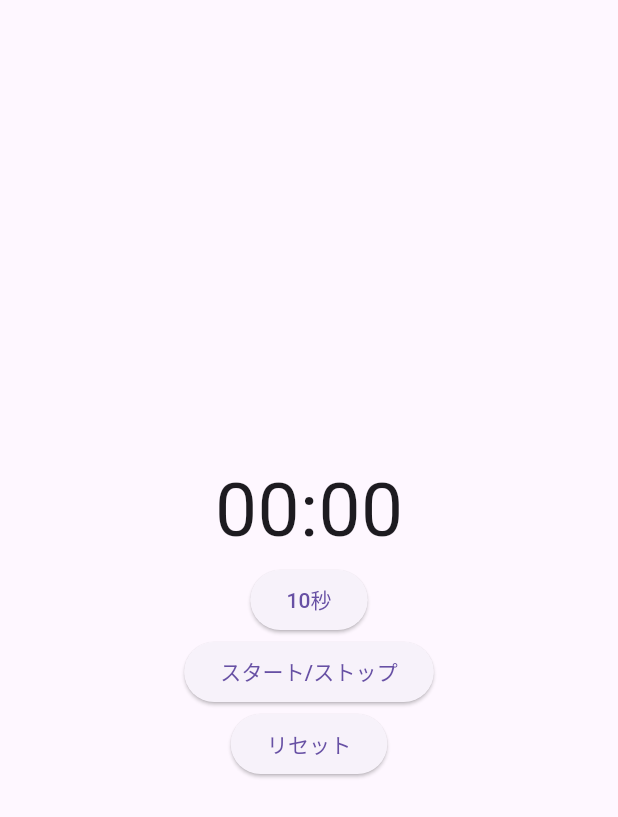
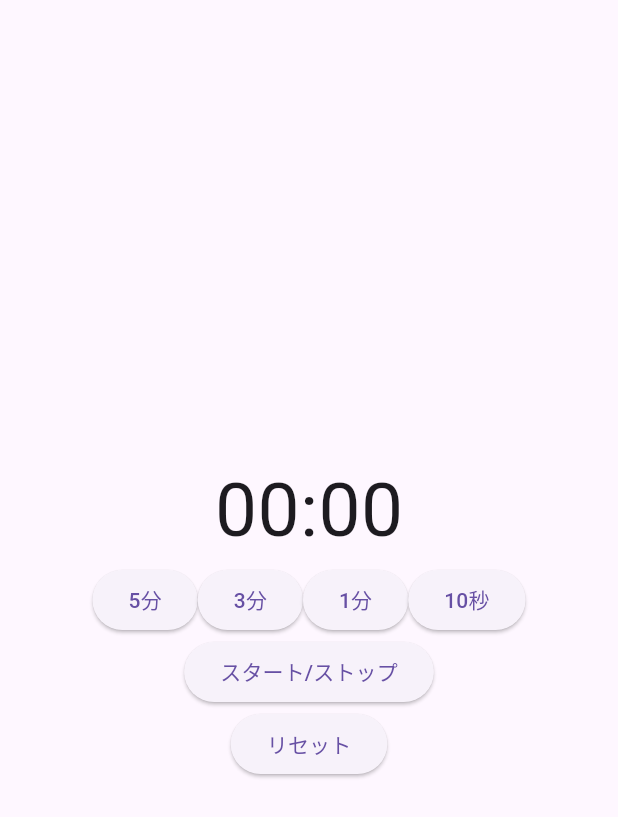
Before and after one commit to mryuu4dev/kitchen_timer, a Flutter app: the screen it shows after launch, on a phone screen of 412 x 824 dp. Shown: the top 817 px of the screen. Run offline on Flutter 3.47's test engine with Material 3 defaults, Android fonts, the phone set to English and light mode, and no system bars; our stand-ins replace get.

Commit message:
タイマーの表示を分と秒に変更

```diff
--- a/lib/main.dart
+++ b/lib/main.dart
@@ -19,9 +19,9 @@ class StopwatchController extends GetxController {
       int remainingMillis =
           (_targetTimeMillis - elapsedMillis).clamp(0, _targetTimeMillis);
       if (remainingMillis >= 0) {
+        int minutes = (remainingMillis ~/ (1000 * 60)) % 60;
         int seconds = (remainingMillis ~/ 1000) % 60;
-        int millisec = (remainingMillis % 1000) ~/ 10;
-        remainingTime.value = '${_padZero(seconds)}:${_padZero(millisec)}';
+        remainingTime.value = '${_padZero(minutes)}:${_padZero(seconds)}';
       }
     });
     super.onInit();
@@ -74,9 +74,29 @@ class MyApp extends StatelessWidget {
                   style: const TextStyle(fontSize: 50),
                 ),
               ),
-              ElevatedButton(
-                onPressed: () => stopwatchController.setTimer(10 * 1000),
-                child: const Text('10秒'),
+              Row(
+                mainAxisAlignment: MainAxisAlignment.center,
+                children: <Widget>[
+                  ElevatedButton(
+                    onPressed: () =>
+                        stopwatchController.setTimer(5 * 60 * 1000),
+                    child: const Text('5分'),
+                  ),
+                  ElevatedButton(
+                    onPressed: () =>
+                        stopwatchController.setTimer(3 * 60 * 1000),
+                    child: const Text('3分'),
+                  ),
+                  ElevatedButton(
+                    onPressed: () =>
+                        stopwatchController.setTimer(1 * 60 * 1000),
+                    child: const Text('1分'),
+                  ),
+                  ElevatedButton(
+                    onPressed: () => stopwatchController.setTimer(10 * 1000),
+                    child: const Text('10秒'),
+                  ),
+                ],
               ),
               ElevatedButton(
                 onPressed: () => stopwatchController.startStopTimer(),
```
